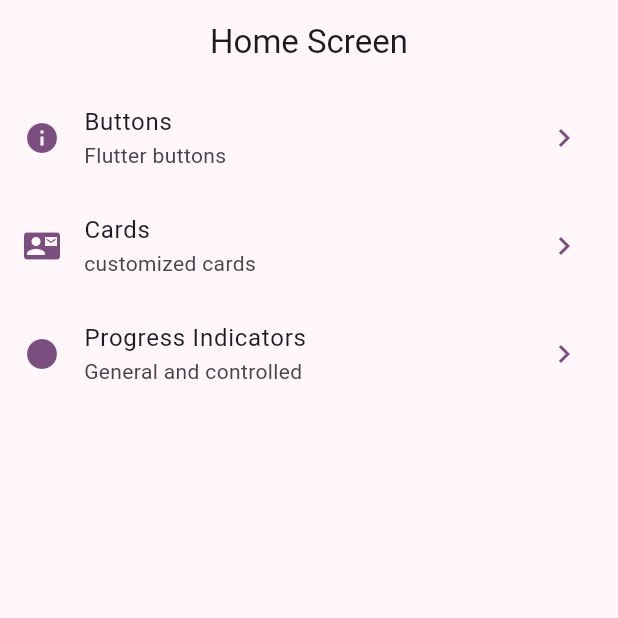
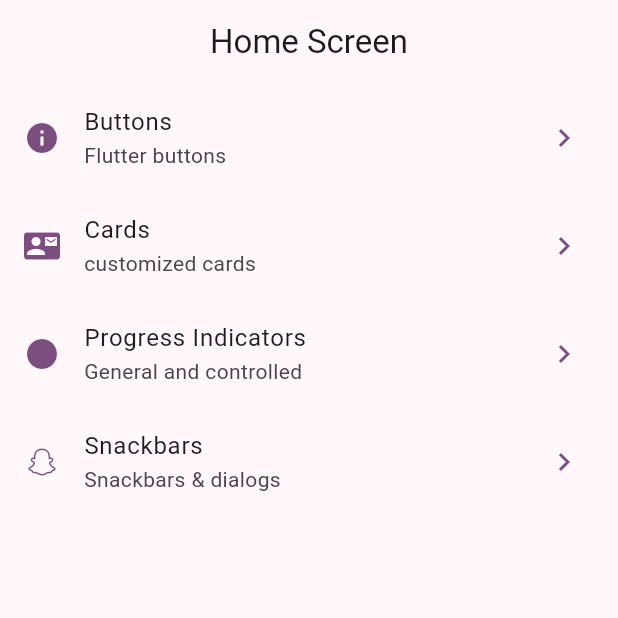
Before and after one commit to Darkv1c/widgets_app, a Flutter app: the screen it shows after launch, on a phone screen of 412 x 824 dp, the top half of it. Run offline on Flutter 3.47's test engine with Material 3 defaults, Android fonts, the phone set to English and light mode, and no system bars; our stand-ins replace go_router.

Commit message:
snackbars and dialogs

```diff
--- a/lib/config/menu/menu_item.dart
+++ b/lib/config/menu/menu_item.dart
@@ -33,4 +33,10 @@ final List<MenuItem> menuItems = [
     route: '/progress-indicators',
     icon: Icons.circle,
   ),
+  MenuItem(
+    title: 'Snackbars',
+    subtitle: 'Snackbars & dialogs',
+    route: '/snackbars',
+    icon: Icons.snapchat,
+  ),
 ];
--- a/lib/config/router/app_router.dart
+++ b/lib/config/router/app_router.dart
@@ -24,5 +24,10 @@ final appRouter = GoRouter(
       name: ProgressScreen.name,
       builder: (context, state) => ProgressScreen(),
     ),
+    GoRoute(
+      path: '/snackbars',
+      name: SnackbarScreen().name,
+      builder: (context, state) => SnackbarScreen(),
+    ),
   ],
 );
```
Also changed, not shown: lib/presentations/screens/snackbar_screen.dart (+59 -1 lines).
